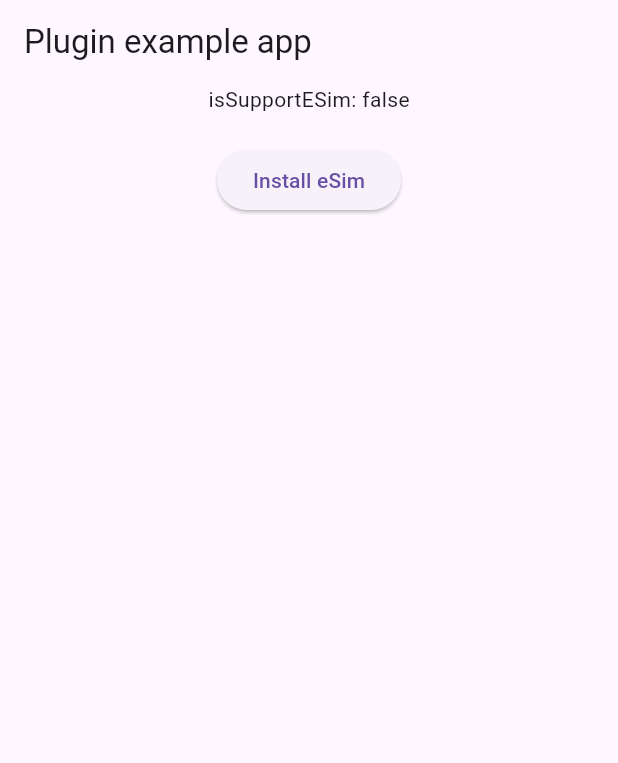
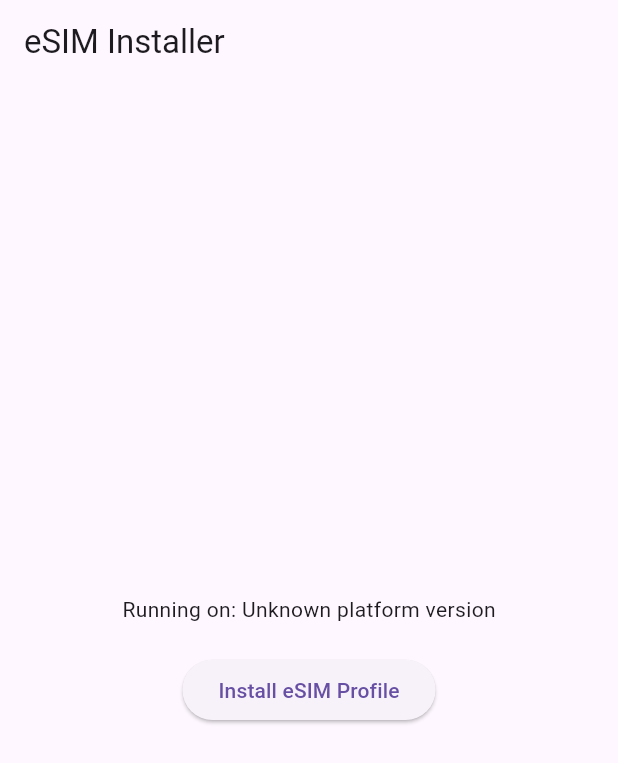
Before and after one commit to vinayshankardubey/esim_meethod_channel, a Flutter app: the screen it shows after launch, on a phone screen of 412 x 824 dp. Shown: the top 763 px of the screen. Run offline on Flutter 3.47's test engine with Material 3 defaults, Android fonts, the phone set to English and light mode, and no system bars; missing offline and left inert: esim_installer_flutter.

Commit message:
new method

```diff
--- a/lib/main.dart
+++ b/lib/main.dart
@@ -1,71 +1,95 @@
+import 'dart:io';
+
 import 'package:flutter/material.dart';
-import 'dart:async';
-
-import 'package:flutter/services.dart';
-import 'package:flutter_esim/flutter_esim.dart';
+import 'package:esim_installer_flutter/esim_installer_flutter.dart';
+import 'package:url_launcher/url_launcher_string.dart';
 
 void main() {
-  runApp(const MyApp());
+  runApp(MyApp());
 }
 
-class MyApp extends StatefulWidget {
-  const MyApp({super.key});
-
+class MyApp extends StatelessWidget {
   @override
-  State<MyApp> createState() => _MyAppState();
+  Widget build(BuildContext context) {
+    return MaterialApp(
+      home: EsimInstallerHome(),
+    );
+  }
 }
 
-class _MyAppState extends State<MyApp> {
-  bool _isSupportESim = false;
-  final _flutterEsimPlugin = FlutterEsim();
+class EsimInstallerHome extends StatefulWidget {
+  @override
+  _EsimInstallerHomeState createState() => _EsimInstallerHomeState();
+}
+
+class _EsimInstallerHomeState extends State<EsimInstallerHome> {
+  String _platformVersion = 'Unknown';
 
   @override
   void initState() {
     super.initState();
-    initPlatformState();
-    _flutterEsimPlugin.onEvent.listen((event) {
-      print(event);
-    });
+    _initPlatformState();
   }
 
-  Future<void> initPlatformState() async {
-    bool isSupportESim;
+  Future<void> _initPlatformState() async {
+    String platformVersion;
+
     try {
-      isSupportESim = await _flutterEsimPlugin.isSupportESim([]);
-    } on PlatformException {
-      isSupportESim = false;
+      platformVersion = await EsimInstallerFlutter().getPlatformVersion() ??
+          'Unknown platform version';
+    } catch (e) {
+      platformVersion = 'Failed to get platform version.';
     }
 
     if (!mounted) return;
 
     setState(() {
-      _isSupportESim = isSupportESim;
+      _platformVersion = platformVersion;
     });
   }
 
-  Future<void> installEsim() async {
-    await _flutterEsimPlugin.installEsimProfile("LPA:1\$lpa.airalo.com\$TEST");
+  Future<void> _installEsimProfile() async {
+    String result;
+    try {
+      result = await EsimInstallerFlutter().installESimProfile(
+        smdpAddress: 'RSP-0026.OBERTHUR.NET',
+        activationToken: '777FG-KSFV1-F2O3E-CW2X4',
+      );
+    } catch (e) {
+      result = 'Failed to install eSIM profile.';
+    }
+
+    setState(() {});
   }
 
   @override
   Widget build(BuildContext context) {
-    return MaterialApp(
-      home: Scaffold(
+    const String esimUrl =
+        "https://esimsetup.apple.com/esim_qrcode_provisioning?carddata=LPA:1\$RSP-0026.OBERTHUR.NET\$777FG-KSFV1-F2O3E-CW2X4";
+
+    return Scaffold(
       appBar: AppBar(
-          title: const Text('Plugin example app'),
+        title: const Text('eSIM Installer'),
       ),
       body: Center(
         child: Column(
-            children: [
-              Text('isSupportESim: $_isSupportESim\n'),
+          mainAxisAlignment: MainAxisAlignment.center,
+          children: <Widget>[
+            Text('Running on: $_platformVersion\n'),
             ElevatedButton(
               onPressed: () {
-                  installEsim();
+                if (Platform.isIOS) {
+                  launchUrlString(
+                    esimUrl,
+                    mode: LaunchMode.externalApplication,
+                  );
+                } else {
+                  _installEsimProfile;
+                }
               },
-                child: const Text('Install eSim'),
-              )
+              child: const Text('Install eSIM Profile'),
+            ),
           ],
-          ),
         ),
       ),
     );
--- a/pubspec.yaml
+++ b/pubspec.yaml
@@ -36,6 +36,8 @@ dependencies:
   # Use with the CupertinoIcons class for iOS style icons.
   cupertino_icons: ^1.0.6
   flutter_esim: ^0.0.4
+  esim_installer_flutter: ^1.2.0
+  url_launcher: ^6.3.0
 
 dev_dependencies:
   flutter_test:
```
Also changed, not shown: pubspec.lock, 9 other files. Lines whose indentation alone changed are shown as unchanged.
